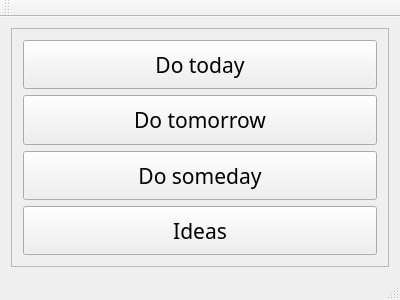
This is mainwindow.ui in T1mofi/ToDo as Qt 5 draws it before an edit. The edited form follows.
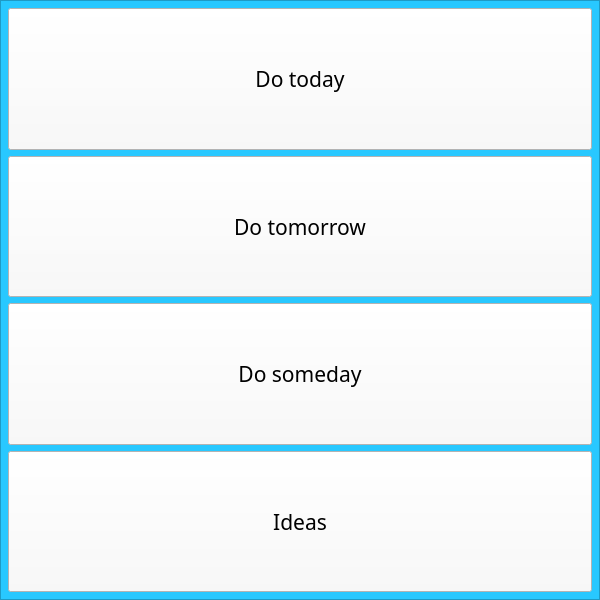
This is the edited form.

```diff
--- a/mainwindow.ui
+++ b/mainwindow.ui
@@ -6,15 +6,42 @@
    <rect>
     <x>0</x>
     <y>0</y>
-    <width>400</width>
-    <height>300</height>
+    <width>600</width>
+    <height>600</height>
    </rect>
   </property>
+  <property name="minimumSize">
+   <size>
+    <width>600</width>
+    <height>600</height>
+   </size>
+  </property>
   <property name="windowTitle">
    <string>MainWindow</string>
   </property>
+  <property name="styleSheet">
+   <string notr="true"/>
+  </property>
   <widget class="QWidget" name="centralWidget">
+   <property name="styleSheet">
+    <string notr="true">background-color: rgb(40, 200, 255)</string>
+   </property>
    <layout class="QHBoxLayout" name="horizontalLayout">
+    <property name="spacing">
+     <number>0</number>
+    </property>
+    <property name="leftMargin">
+     <number>0</number>
+    </property>
+    <property name="topMargin">
+     <number>0</number>
+    </property>
+    <property name="rightMargin">
+     <number>0</number>
+    </property>
+    <property name="bottomMargin">
+     <number>0</number>
+    </property>
     <item>
      <layout class="QHBoxLayout" name="centralWidgetLayout">
       <item>
@@ -26,6 +53,18 @@
          <enum>QFrame::Raised</enum>
         </property>
         <layout class="QVBoxLayout" name="verticalLayout">
+         <property name="leftMargin">
+          <number>7</number>
+         </property>
+         <property name="topMargin">
+          <number>7</number>
+         </property>
+         <property name="rightMargin">
+          <number>7</number>
+         </property>
+         <property name="bottomMargin">
+          <number>7</number>
+         </property>
          <item>
           <widget class="QPushButton" name="doTodayButton">
            <property name="sizePolicy">
@@ -34,6 +73,12 @@
              <verstretch>0</verstretch>
             </sizepolicy>
            </property>
+           <property name="minimumSize">
+            <size>
+             <width>150</width>
+             <height>0</height>
+            </size>
+           </property>
            <property name="font">
             <font>
              <family>Mongolian Baiti</family>
@@ -43,6 +88,9 @@
            <property name="whatsThis">
             <string>&lt;html&gt;&lt;head/&gt;&lt;body&gt;&lt;p&gt;&lt;span style=&quot; color:#0000ff;&quot;&gt;Do today&lt;/span&gt;&lt;/p&gt;&lt;/body&gt;&lt;/html&gt;</string>
            </property>
+           <property name="styleSheet">
+            <string notr="true">background-color: rgb(250, 250, 250);</string>
+           </property>
            <property name="text">
             <string>Do today</string>
            </property>
@@ -59,12 +107,21 @@
              <verstretch>0</verstretch>
             </sizepolicy>
            </property>
+           <property name="minimumSize">
+            <size>
+             <width>150</width>
+             <height>0</height>
+            </size>
+           </property>
            <property name="font">
             <font>
              <family>Mongolian Baiti</family>
              <pointsize>16</pointsize>
             </font>
            </property>
+           <property name="styleSheet">
+            <string notr="true">background-color: rgb(250, 250, 250);</string>
+           </property>
            <property name="text">
             <string>Do tomorrow</string>
            </property>
@@ -81,12 +138,21 @@
              <verstretch>0</verstretch>
             </sizepolicy>
            </property>
+           <property name="minimumSize">
+            <size>
+             <width>150</width>
+             <height>0</height>
+            </size>
+           </property>
            <property name="font">
             <font>
              <family>Mongolian Baiti</family>
              <pointsize>16</pointsize>
             </font>
            </property>
+           <property name="styleSheet">
+            <string notr="true">background-color: rgb(250, 250, 250);</string>
+           </property>
            <property name="text">
             <string>Do someday</string>
            </property>
@@ -103,6 +169,12 @@
              <verstretch>0</verstretch>
             </sizepolicy>
            </property>
+           <property name="minimumSize">
+            <size>
+             <width>150</width>
+             <height>0</height>
+            </size>
+           </property>
            <property name="font">
             <font>
              <family>Mongolian Baiti</family>
@@ -112,8 +184,7 @@
             </font>
            </property>
            <property name="styleSheet">
-            <string notr="true">
-alternate-background-color: rgb(167, 225, 255);</string>
+            <string notr="true">background-color: rgb(250, 250, 250);</string>
            </property>
            <property name="text">
             <string>Ideas</string>
@@ -127,25 +198,6 @@
     </item>
    </layout>
   </widget>
-  <widget class="QMenuBar" name="menuBar">
-   <property name="geometry">
-    <rect>
-     <x>0</x>
-     <y>0</y>
-     <width>400</width>
-     <height>21</height>
-    </rect>
-   </property>
-  </widget>
-  <widget class="QToolBar" name="mainToolBar">
-   <attribute name="toolBarArea">
-    <enum>TopToolBarArea</enum>
-   </attribute>
-   <attribute name="toolBarBreak">
-    <bool>false</bool>
-   </attribute>
-  </widget>
-  <widget class="QStatusBar" name="statusBar"/>
  </widget>
  <layoutdefault spacing="6" margin="11"/>
  <resources/>
```
